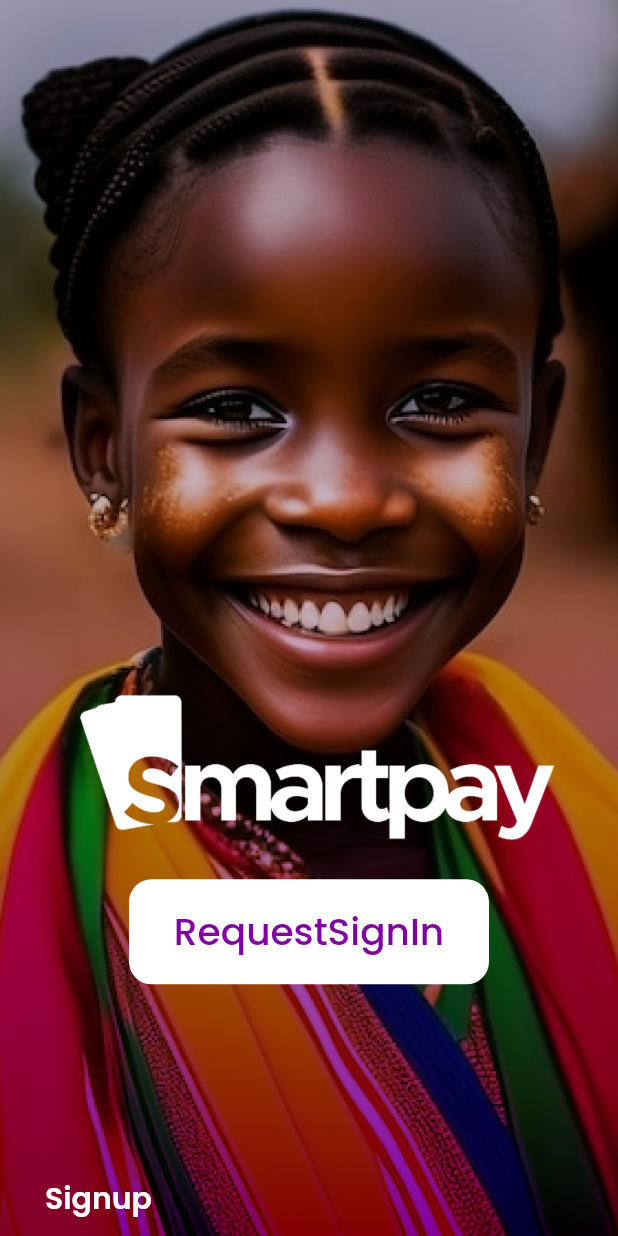
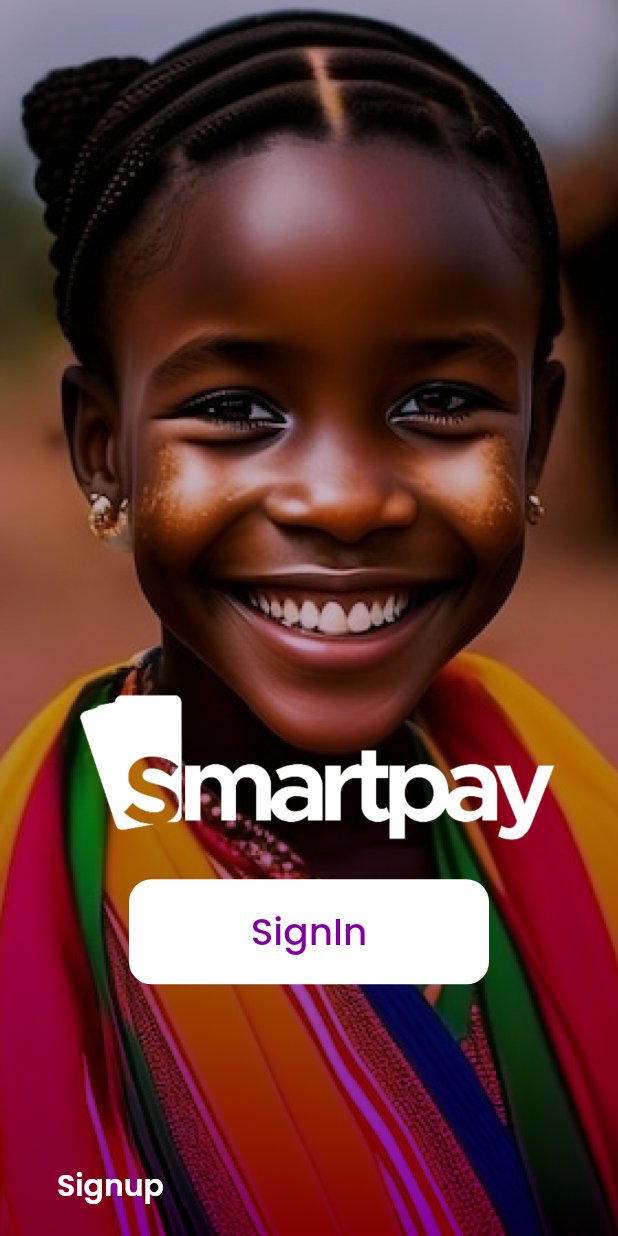
Before and after one commit to abdorll/smartPay, a Flutter app: the IntroScreens screen opened directly, after a tap on "Skip", after a tap on "Login", on a phone screen of 412 x 824 dp. Run offline on Flutter 3.47's test engine with Material 2 defaults, Android fonts, the phone set to English and light mode, and no system bars; our stand-ins replace flutter_riverpod, flutter_svg, google_fonts; project files that could hold a hidden picture were left out.

Commit message:
on signin screen

```diff
--- a/lib/main.dart
+++ b/lib/main.dart
@@ -1,5 +1,6 @@
 import 'package:flutter/material.dart';
 import 'package:smart_pay/routes/app_routes.dart';
+import 'package:smart_pay/screens/onboarding/signin_request.dart';
 import 'package:smart_pay/screens/onboarding/splash_screen.dart';
 import 'package:flutter/services.dart';
 import 'package:flutter_riverpod/flutter_riverpod.dart';
@@ -25,7 +26,8 @@ class MyApp extends StatelessWidget {
         colorScheme: ColorScheme.fromSeed(seedColor: Colors.deepPurple),
       ),
       onGenerateRoute: AppRoutes.generateRoute,
-      initialRoute: SplashScreen.splashScreen,
+      initialRoute: RequestSignIn.requestSignIn
+      //SplashScreen.splashScreen,
     );
   }
 }
--- a/lib/screens/onboarding/intro_screens.dart
+++ b/lib/screens/onboarding/intro_screens.dart
@@ -70,6 +70,10 @@ class _IntroScreensState extends State<IntroScreens> {
       backgroundColor: white,
       body: PageView(
         controller: _pageController,
+        allowImplicitScrolling: true,
+        // reverse: true,
+        padEnds: false,
+        pageSnapping : true,
         physics: BouncingScrollPhysics(),
         children: allScreens,
         onPageChanged: (int currentIndex) {
@@ -190,7 +194,7 @@ class _IntroPageItemsState extends State<IntroPageItems> {
                                       onTap: () {
                                         widget.pageIndex != 2
                                             ? widget.controller.animateToPage(2,
-                                                duration: Duration(seconds: 1),
+                                                duration: Duration(milliseconds: 200),
                                                 curve: Curves.easeIn)
                                             : Navigator.push(context,
                                                 MaterialPageRoute(
--- a/lib/screens/onboarding/signin_request.dart
+++ b/lib/screens/onboarding/signin_request.dart
@@ -1,11 +1,13 @@
 import 'package:flutter/material.dart';
-import 'package:smart_pay/screens/signin_options/request_login.dart';
+import 'package:smart_pay/screens/account_creation/signup_screen.dart';
+import 'package:smart_pay/screens/signin_options/login_screen.dart';
 import 'package:smart_pay/utils/colors.dart';
 import 'package:smart_pay/utils/images.dart';
 import 'package:smart_pay/widget/spacing.dart';
 import 'package:smart_pay/widget/texts.dart';
 
 class RequestSignIn extends StatefulWidget {
+  static const String requestSignIn = "sequestSignIn";
   const RequestSignIn({super.key});
 
   @override
@@ -47,10 +49,7 @@ class _RequestSignInState extends State<RequestSignIn> {
                       pngImage(Images.whiteLogo),
                       InkWell(
                         onTap: () {
-                          Navigator.push(context,
-                              MaterialPageRoute(builder: (context) {
-                            return const Login();
-                          }));
+                          Navigator.pushNamed(context, LoginScreen.loginScreen);
                         },
                         child: Container(
                           decoration: BoxDecoration(
@@ -59,8 +58,8 @@ class _RequestSignInState extends State<RequestSignIn> {
                           width: 240,
                           height: 70,
                           child: Center(
-                            child: TextOf(
-                                'RequestSignIn', 25, purple, FontWeight.w500),
+                            child:
+                                TextOf('SignIn', 25, purple, FontWeight.w500),
                           ),
                         ),
                       ),
@@ -72,7 +71,13 @@ class _RequestSignInState extends State<RequestSignIn> {
                           Row(
                             mainAxisAlignment: MainAxisAlignment.start,
                             children: [
-                              TextOf('Signup', 20, white, FontWeight.w600)
+                              TextButton(
+                                  onPressed: () {
+                                    Navigator.pushNamed(
+                                        context, SignupScreen.signupScreen);
+                                  },
+                                  child: TextOf(
+                                      'Signup', 20, white, FontWeight.w600))
                             ],
                           )
                         ],
--- a/lib/utils/colors.dart
+++ b/lib/utils/colors.dart
@@ -1,5 +1,7 @@
 import 'package:flutter/material.dart';
+
 Color purple = const Color(0xff8200A3);
 Color orange = const Color(0xffEB8D00);
 Color white = const Color(0xffffffff);
 Color black = const Color(0xff000000);
+Color grey = const Color(0xffD9D9D9);
--- a/lib/utils/images.dart
+++ b/lib/utils/images.dart
@@ -2,7 +2,7 @@ import 'package:flutter/material.dart';
 import 'package:flutter_svg/flutter_svg.dart';
 
 String assetPath(String imageName, {bool isSvg = false}) {
-  return 'assets/images/${isSvg == true ? "svg_image/" : ""}$imageName.${isSvg == true ? "svg/" : "png"}';
+  return 'assets/images/${isSvg == true ? "svg_image/" : ""}$imageName.${isSvg == true ? "svg" : "png"}';
 }
 
 Widget pngImage(String imageName, {double? height, double? width}) {
@@ -16,6 +16,7 @@ Widget pngImage(String imageName, {double? height, double? width}) {
 Widget svgImage(String imageName, {double? height, double? width}) {
   return SvgPicture.asset(
     assetPath(imageName, isSvg: true),
+    semanticsLabel: 'Acme Logo',
     height: height,
     width: width,
   );
```
Also changed, not shown: lib/routes/app_routes.dart (+10 -0 lines), lib/screens/account_creation/signup_screen.dart (renamed from lib/screens/hello.dart, +5 -5 lines), lib/screens/signin_options/login_screen.dart (renamed from lib/screens/signin_options/request_login.dart, +24 -12 lines), assets/images/svg_image/splash_screen_background.svg (renamed from assets/images/svg_image/Group 181.svg), lib/screens/meme.dart (deleted).
